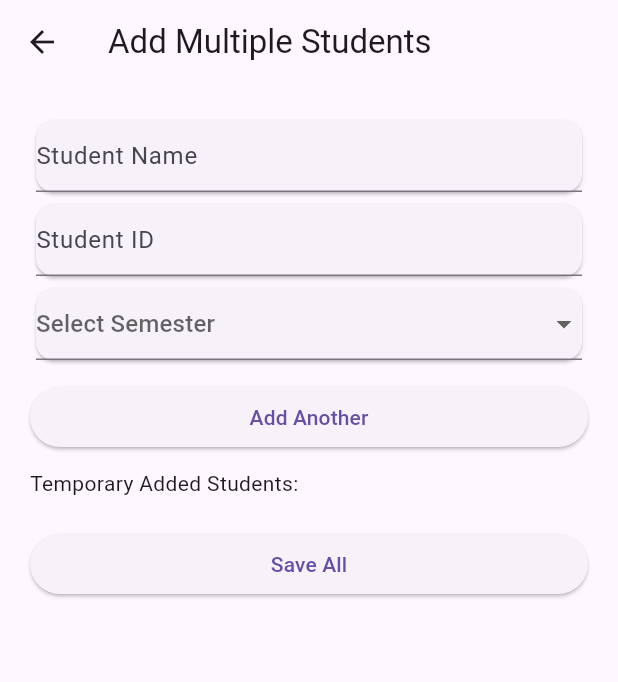
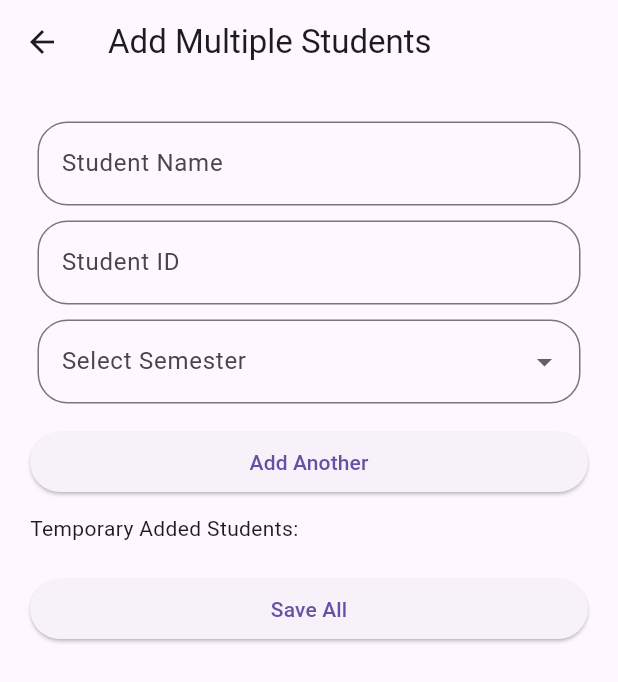
Before and after one commit to Nesarahmadmorady1379/Attendanceapp_by_flutter, a Flutter app: the AddMultipleStudentsPage screen opened directly with empty values, on a phone screen of 412 x 824 dp. Shown: the top 682 px of the screen. Run offline on Flutter 3.47's test engine with Material 3 defaults, Android fonts, the phone set to English and light mode, and no system bars; our stand-ins replace csv, file_picker, shared_preferences; accounts and stored records are empty.

Commit message:
some changes in ui of some pages

```diff
--- a/lib/Screens/Hom_Screen.dart
+++ b/lib/Screens/Hom_Screen.dart
@@ -266,7 +266,10 @@ class _HomepageState extends State<Homepage> {
           title: Text('Add Department'),
           content: TextField(
             controller: departmentController,
-            decoration: InputDecoration(hintText: 'Enter department name'),
+            decoration: InputDecoration(
+                label: Text('Enter department name'),
+                border: OutlineInputBorder(
+                    borderRadius: BorderRadius.all(Radius.circular(20)))),
           ),
           actions: [
             ElevatedButton(
--- a/lib/Screens/studentFolder/Addingmutiplestuden.dart
+++ b/lib/Screens/studentFolder/Addingmutiplestuden.dart
@@ -65,22 +65,38 @@ class _AddMultipleStudentsPageState extends State<AddMultipleStudentsPage> {
         padding: const EdgeInsets.all(20.0),
         child: ListView(
           children: [
-            Card(
+            Padding(
+              padding: const EdgeInsets.all(5.0),
               child: TextField(
                 controller: studentNameController,
-                decoration: InputDecoration(hintText: 'Student Name'),
+                decoration: InputDecoration(
+                  label: Text('Student Name'),
+                  border: OutlineInputBorder(
+                      borderRadius: BorderRadius.all(Radius.circular(20))),
+                ),
               ),
             ),
-            Card(
+            Padding(
+              padding: const EdgeInsets.all(5.0),
               child: TextField(
                 controller: studentIdController,
-                decoration: InputDecoration(hintText: 'Student ID'),
+                decoration: InputDecoration(
+                    label: Text('Student ID'),
+                    border: OutlineInputBorder(
+                      borderRadius: BorderRadius.all(Radius.circular(20)),
+                    )),
               ),
             ),
-            Card(
+            Padding(
+              padding: const EdgeInsets.all(5.0),
               child: DropdownButtonFormField<String>(
                 value: selectedSemester,
-                hint: Text('Select Semester'),
+                decoration: InputDecoration(
+                  labelText:
+                      'Select Semester', // This behaves like a floating label
+                  border: OutlineInputBorder(
+                      borderRadius: BorderRadius.all(Radius.circular(20))),
+                ),
                 items: semesters.map((String semester) {
                   return DropdownMenuItem<String>(
                     value: semester,
```
Also changed, not shown: lib/Screens/AttendanceFolder/Add_Attendance_Screen.dart (+12 -2 lines), lib/Screens/AttendanceFolder/Take_Attendance_Screen.dart (+20 -5 lines), lib/Screens/AttendanceFolder/View_Attendance_Screen.dart (+73 -42 lines), lib/Screens/Department_Screen.dart (+15 -8 lines), lib/Screens/Subjects_Screen.dart (+19 -7 lines), lib/Screens/studentFolder/Addone_Student_Screen.dart (+18 -6 lines).
